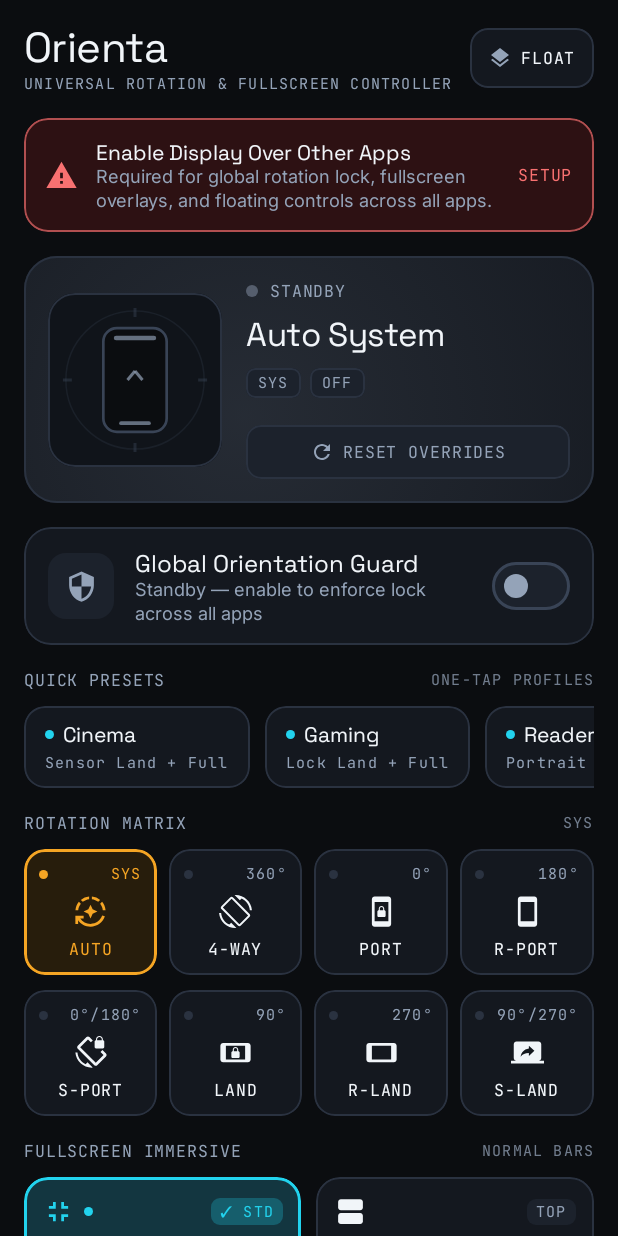
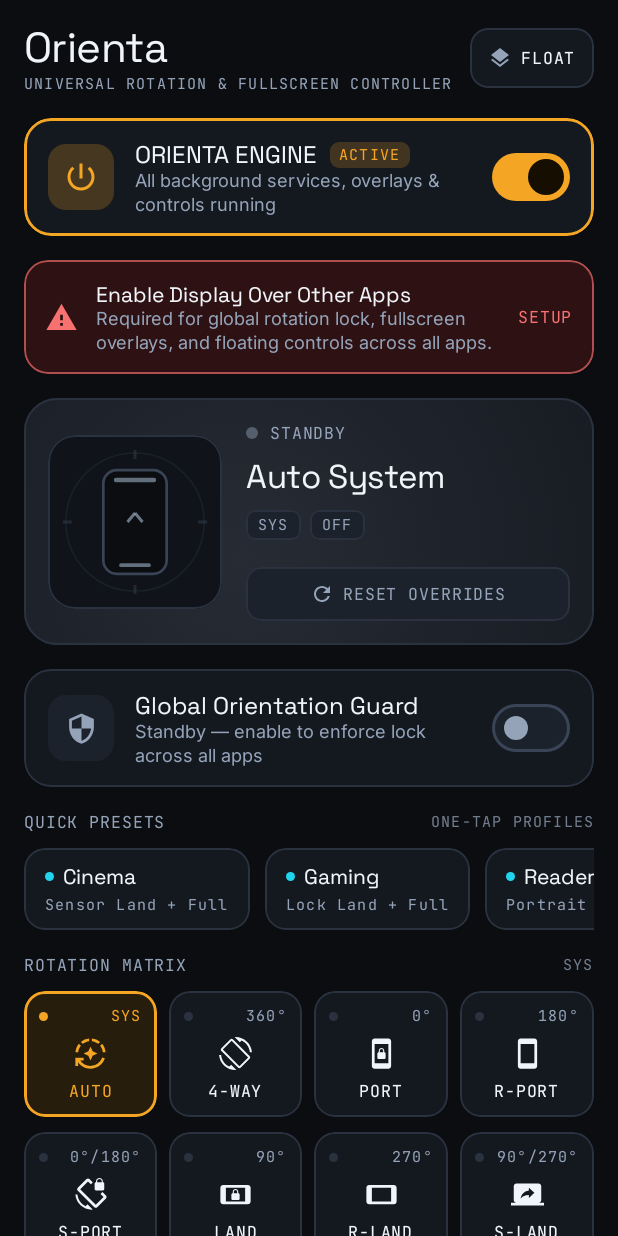
Before and after one commit to Suha-s-h/Orienta, an Android app built with Jetpack Compose: the composable DeckScreen shown on its own in the app's theme, on a phone screen of 412 x 824 dp. Run offline under Robolectric (Android 15) with nearby library versions, the phone set to English and light mode, and no system bars.

Commit message:
Fix cross-app immersive mode, single exit button with no notification respawn, and add in-app Master Power toggle

```diff
--- a/app/src/main/java/com/example/MainActivity.kt
+++ b/app/src/main/java/com/example/MainActivity.kt
@@ -261,6 +261,7 @@ private fun ScreenDeckAppRoot(
                     when (currentDestination) {
                         DeckDestination.DECK -> DeckScreen(
                             state = runtimeState,
+                            onToggleMaster = viewModel::setMasterEnabled,
                             onToggleGuard = viewModel::toggleGuard,
                             onSelectRotation = viewModel::selectRotationMode,
                             onSelectImmersive = viewModel::selectImmersiveMode,
--- a/app/src/main/java/com/example/data/DeckPreferencesStore.kt
+++ b/app/src/main/java/com/example/data/DeckPreferencesStore.kt
@@ -22,6 +22,7 @@ private val Context.screenDeckDataStore: DataStore<Preferences> by preferencesDa
 class DeckPreferencesStore(private val context: Context) {
 
     private object Keys {
+        val MASTER_ENABLED = booleanPreferencesKey("master_enabled")
         val GUARD_ENABLED = booleanPreferencesKey("guard_enabled")
         val GLOBAL_ROTATION = stringPreferencesKey("global_rotation")
         val GLOBAL_IMMERSIVE = stringPreferencesKey("global_immersive")
@@ -38,6 +39,7 @@ class DeckPreferencesStore(private val context: Context) {
 
     val preferencesFlow: Flow<DeckPreferences> = context.screenDeckDataStore.data.map { prefs ->
         DeckPreferences(
+            masterEnabled = prefs[Keys.MASTER_ENABLED] ?: true,
             guardEnabled = prefs[Keys.GUARD_ENABLED] ?: false,
             globalRotationMode = RotationMode.fromNameOrDefault(prefs[Keys.GLOBAL_ROTATION]),
             globalImmersiveMode = ImmersiveMode.fromNameOrDefault(prefs[Keys.GLOBAL_IMMERSIVE]),
@@ -56,6 +58,7 @@ class DeckPreferencesStore(private val context: Context) {
     suspend fun update(transform: (DeckPreferences) -> DeckPreferences) {
         context.screenDeckDataStore.edit { mutable ->
             val current = DeckPreferences(
+                masterEnabled = mutable[Keys.MASTER_ENABLED] ?: true,
                 guardEnabled = mutable[Keys.GUARD_ENABLED] ?: false,
                 globalRotationMode = RotationMode.fromNameOrDefault(mutable[Keys.GLOBAL_ROTATION]),
                 globalImmersiveMode = ImmersiveMode.fromNameOrDefault(mutable[Keys.GLOBAL_IMMERSIVE]),
@@ -70,6 +73,7 @@ class DeckPreferencesStore(private val context: Context) {
                 hapticsEnabled = mutable[Keys.HAPTICS_ENABLED] ?: true
             )
             val next = transform(current)
+            mutable[Keys.MASTER_ENABLED] = next.masterEnabled
             mutable[Keys.GUARD_ENABLED] = next.guardEnabled
             mutable[Keys.GLOBAL_ROTATION] = next.globalRotationMode.name
             mutable[Keys.GLOBAL_IMMERSIVE] = next.globalImmersiveMode.name
--- a/app/src/main/java/com/example/model/DeckModels.kt
+++ b/app/src/main/java/com/example/model/DeckModels.kt
@@ -223,6 +223,7 @@ object BuiltInPresets {
 }
 
 data class DeckPreferences(
+    val masterEnabled: Boolean = true,
     val guardEnabled: Boolean = false,
     val globalRotationMode: RotationMode = RotationMode.AUTO_SYSTEM,
     val globalImmersiveMode: ImmersiveMode = ImmersiveMode.NORMAL,
--- a/app/src/main/java/com/example/ui/screens/DeckScreen.kt
+++ b/app/src/main/java/com/example/ui/screens/DeckScreen.kt
@@ -26,6 +26,7 @@ import androidx.compose.material.icons.filled.AutoMode
 import androidx.compose.material.icons.filled.CropFree
 import androidx.compose.material.icons.filled.Fullscreen
 import androidx.compose.material.icons.filled.Layers
+import androidx.compose.material.icons.filled.PowerSettingsNew
 import androidx.compose.material.icons.filled.ScreenLockLandscape
 import androidx.compose.material.icons.filled.ScreenLockPortrait
 import androidx.compose.material.icons.filled.ScreenLockRotation
@@ -64,6 +65,7 @@ import com.example.ui.components.ViewportTelemetryStage
 @Composable
 fun DeckScreen(
     state: DeckRuntimeState,
+    onToggleMaster: (Boolean) -> Unit,
     onToggleGuard: (Boolean) -> Unit,
     onSelectRotation: (RotationMode) -> Unit,
     onSelectImmersive: (ImmersiveMode) -> Unit,
@@ -137,6 +139,100 @@ fun DeckScreen(
                             color = if (floatingOn) colorScheme.secondary else colorScheme.onSurface
                         )
                     }
+                }
+            }
+        }
+
+        // Master Power Switch Card (In-app toggle to turn the entire engine ON or OFF)
+        item {
+            val masterOn = state.preferences.masterEnabled
+            Surface(
+                modifier = Modifier
+                    .fillMaxWidth()
+                    .clip(RoundedCornerShape(18.dp))
+                    .clickable {
+                        if (hapticsEnabled) haptics.performHapticFeedback(HapticFeedbackType.LongPress)
+                        onToggleMaster(!masterOn)
+                    }
+                    .testTag("master_power_card"),
+                shape = RoundedCornerShape(18.dp),
+                color = if (masterOn) colorScheme.surface else colorScheme.surfaceContainerLow,
+                border = BorderStroke(
+                    width = if (masterOn) 1.5.dp else 1.dp,
+                    color = if (masterOn) colorScheme.primary else colorScheme.outlineVariant
+                )
+            ) {
+                Row(
+                    modifier = Modifier.padding(horizontal = 16.dp, vertical = 14.dp),
+                    verticalAlignment = Alignment.CenterVertically,
+                    horizontalArrangement = Arrangement.spacedBy(14.dp)
+                ) {
+                    Box(
+                        modifier = Modifier
+                            .size(44.dp)
+                            .clip(RoundedCornerShape(12.dp))
+                            .background(
+                                if (masterOn) colorScheme.primary.copy(alpha = 0.22f)
+                                else colorScheme.surfaceContainerHigh
+                            ),
+                        contentAlignment = Alignment.Center
+                    ) {
+                        Icon(
+                            imageVector = Icons.Default.PowerSettingsNew,
+                            contentDescription = "Orienta Master Power Switch",
+                            tint = if (masterOn) colorScheme.primary else colorScheme.onSurfaceVariant,
+                            modifier = Modifier.size(24.dp)
+                        )
+                    }
+                    Column(modifier = Modifier.weight(1f)) {
+                        Row(
+                            verticalAlignment = Alignment.CenterVertically,
+                            horizontalArrangement = Arrangement.spacedBy(8.dp)
+                        ) {
+                            Text(
+                                text = "ORIENTA ENGINE",
+                                style = MaterialTheme.typography.titleMedium,
+                                color = colorScheme.onSurface
+                            )
+                            Box(
+                                modifier = Modifier
+                                    .clip(RoundedCornerShape(6.dp))
+                                    .background(
+                                        if (masterOn) colorScheme.primary.copy(alpha = 0.2f)
+                                        else colorScheme.surfaceContainerHigh
+                                    )
+                                    .padding(horizontal = 6.dp, vertical = 2.dp)
+                            ) {
+                                Text(
+                                    text = if (masterOn) "ACTIVE" else "STANDBY",
+                                    style = MaterialTheme.typography.labelSmall,
+                                    color = if (masterOn) colorScheme.primary else colorScheme.onSurfaceVariant
+                                )
+                            }
+                        }
+                        Text(
+                            text = if (masterOn) {
+                                "All background services, overlays & controls running"
+                            } else {
+                                "All overlays & services paused • Zero battery usage"
+                            },
+                            style = MaterialTheme.typography.bodySmall,
+                            color = colorScheme.onSurfaceVariant
+                        )
+                    }
+                    Switch(
+                        checked = masterOn,
+                        onCheckedChange = {
+                            if (hapticsEnabled) haptics.performHapticFeedback(HapticFeedbackType.LongPress)
+                            onToggleMaster(it)
+                        },
+                        colors = SwitchDefaults.colors(
+                            checkedThumbColor = colorScheme.onPrimary,
+                            checkedTrackColor = colorScheme.primary,
+                            uncheckedThumbColor = colorScheme.onSurfaceVariant,
+                            uncheckedTrackColor = colorScheme.surfaceContainerHigh
+                        )
+                    )
                 }
             }
         }
--- a/app/src/main/java/com/example/ui/viewmodel/ScreenDeckViewModel.kt
+++ b/app/src/main/java/com/example/ui/viewmodel/ScreenDeckViewModel.kt
@@ -110,6 +110,11 @@ class ScreenDeckViewModel(application: Application) : AndroidViewModel(applicati
         _selectedFilter.value = filter
     }
 
+    fun setMasterEnabled(enabled: Boolean) {
+        controller.setMasterEnabled(enabled)
+        emitMessage(if (enabled) "Orienta engine activated" else "Orienta engine paused (Zero battery)")
+    }
+
     fun toggleGuard(enabled: Boolean) {
         controller.setGuardEnabled(enabled)
         if (enabled && !runtimeState.value.permissions.isRotationReady) {
--- a/app/src/main/res/xml/screendeck_accessibility_service.xml
+++ b/app/src/main/res/xml/screendeck_accessibility_service.xml
@@ -1,6 +1,6 @@
 <?xml version="1.0" encoding="utf-8"?>
 <accessibility-service xmlns:android="http://schemas.android.com/apk/res/android"
-    android:accessibilityEventTypes="typeWindowStateChanged|typeWindowsChanged|typeViewFocused|typeViewClicked"
+    android:accessibilityEventTypes="typeWindowStateChanged|typeWindowsChanged"
     android:accessibilityFeedbackType="feedbackGeneric"
     android:accessibilityFlags="flagReportViewIds|flagRetrieveInteractiveWindows"
     android:canRetrieveWindowContent="true"
```
Also changed, not shown: app/src/main/java/com/example/service/DeckActionReceiver.kt (+6 -6 lines), app/src/main/java/com/example/service/ForegroundAppAccessibilityService.kt (+7 -79 lines), app/src/main/java/com/example/service/OverlayWindowEngine.kt (+6 -35 lines), app/src/main/java/com/example/service/ScreenDeckController.kt (+28 -2 lines), app/src/main/java/com/example/service/ScreenDeckForegroundService.kt (+13 -5 lines).
